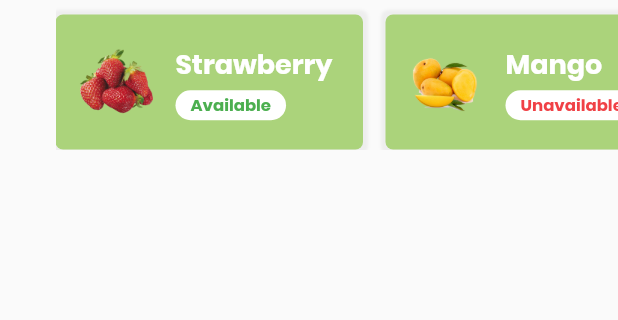
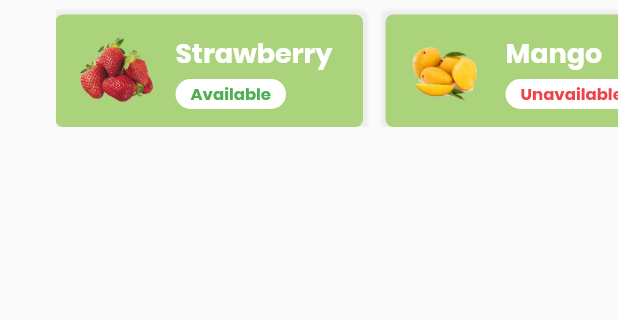
Before and after one commit to ahkohd/flutter-day2-fruit-app-layout, a Flutter app: what footer() shows on an empty page, opened directly, on a phone screen of 412 x 824 dp, the part 41-361 px from its top. Run offline on Flutter 3.47's test engine with Material 2 defaults, Android fonts, the phone set to English and light mode, and no system bars.

Commit message:
Layout Quick Refactor

```diff
--- a/lib/partials.dart
+++ b/lib/partials.dart
@@ -221,7 +221,7 @@ Widget notInstoreBadge = Container(
         children: <Widget>[
           Text('SUGGESTED FRUITS', style: factHeader),
           SizedBox(
-        height: 100,
+        height: 85,
         child: ListView(
           shrinkWrap: true,
           scrollDirection: Axis.horizontal,
--- a/pubspec.yaml
+++ b/pubspec.yaml
@@ -1,4 +1,4 @@
-name: anchor
+name: FruitApp
 description: A new Flutter project.
 
 # The following defines the version and build number for your application.
```
Also changed, not shown: 1 other file.
